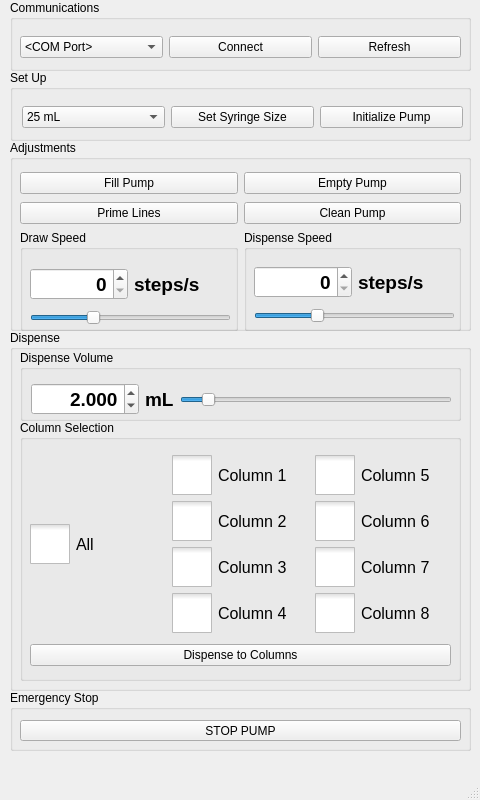
Old version of the form SEC_GUI/mainwindow.ui in the repository Wyss/automated-chromatography.
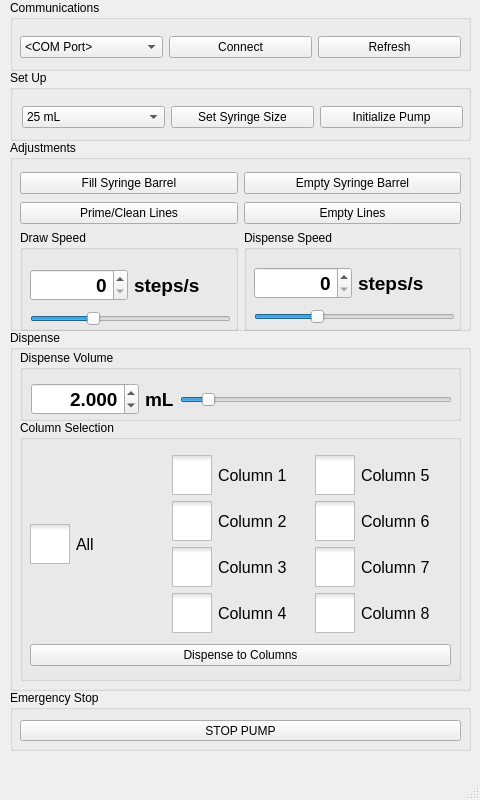
New version of the form. Icons and pictures are not drawn.

Commit message: Changes incl. rename control buttons, relative icon location, tooltips * Control button changes:     - Fill pump -> Fill Syringe Barrel (same function)     - Prime Lines -> Prime/Clean Lines (same function, prime and clean       functions were basically the same)     - Empty Pump -> Empty Syringe Barrel (just empty the barrel to res)     - Clean Pump -> Empty Lines (empty lines & barrel into reservoir) * Checkbox icons are defined as relative locations for portability * Added tooltips to control buttons for function clarity * Cleaned up some comment lines

```diff
--- a/SEC_GUI/mainwindow.ui
+++ b/SEC_GUI/mainwindow.ui
@@ -829,7 +829,7 @@
            <x>10</x>
            <y>35</y>
            <width>201</width>
-           <height>60</height>
+           <height>61</height>
           </rect>
          </property>
          <layout class="QVBoxLayout" name="verticalLayout_5">
@@ -908,7 +908,7 @@
            <x>10</x>
            <y>33</y>
            <width>201</width>
-           <height>60</height>
+           <height>61</height>
           </rect>
          </property>
          <layout class="QVBoxLayout" name="verticalLayout_6">
@@ -993,14 +993,14 @@
         <item>
          <widget class="QPushButton" name="fillButton">
           <property name="text">
-           <string>Fill Pump</string>
+           <string>Fill Syringe Barrel</string>
           </property>
          </widget>
         </item>
         <item>
          <widget class="QPushButton" name="primeButton">
           <property name="text">
-           <string>Prime Lines</string>
+           <string>Prime/Clean Lines</string>
           </property>
          </widget>
         </item>
@@ -1011,14 +1011,14 @@
         <item>
          <widget class="QPushButton" name="emptyButton">
           <property name="text">
-           <string>Empty Pump</string>
+           <string>Empty Syringe Barrel</string>
           </property>
          </widget>
         </item>
         <item>
          <widget class="QPushButton" name="cleanButton">
           <property name="text">
-           <string>Clean Pump</string>
+           <string>Empty Lines</string>
           </property>
          </widget>
         </item>
```
Left out of the diff: 148 changed lines with no effect on the pictures. The commit also changes 2 other files.
